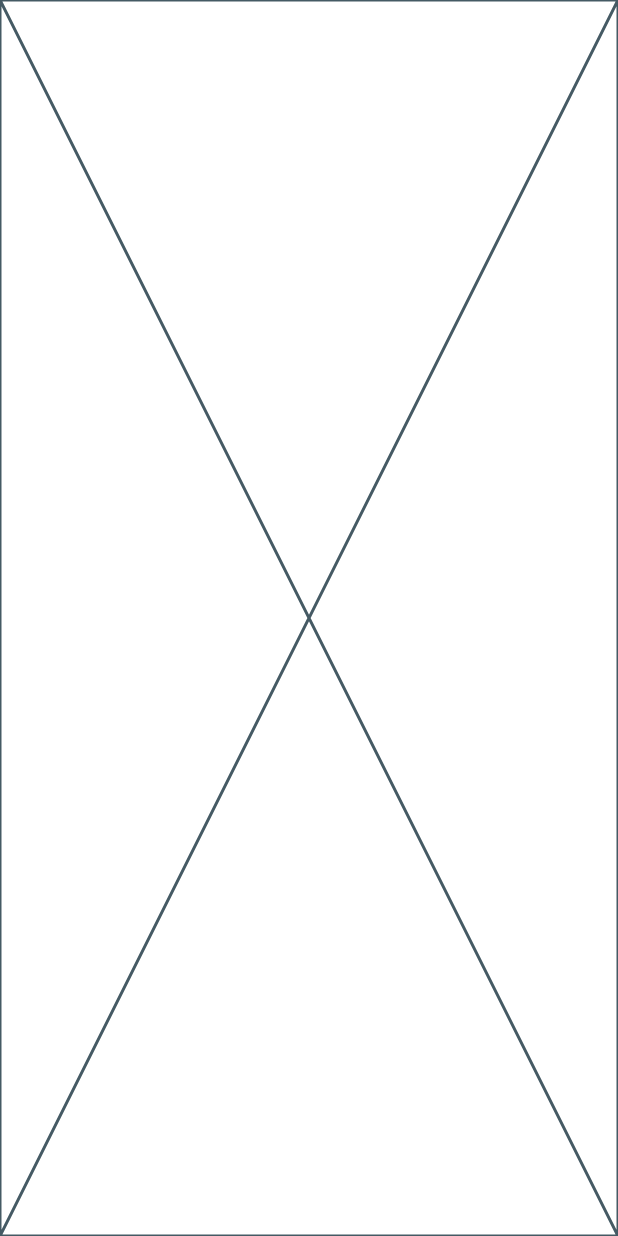
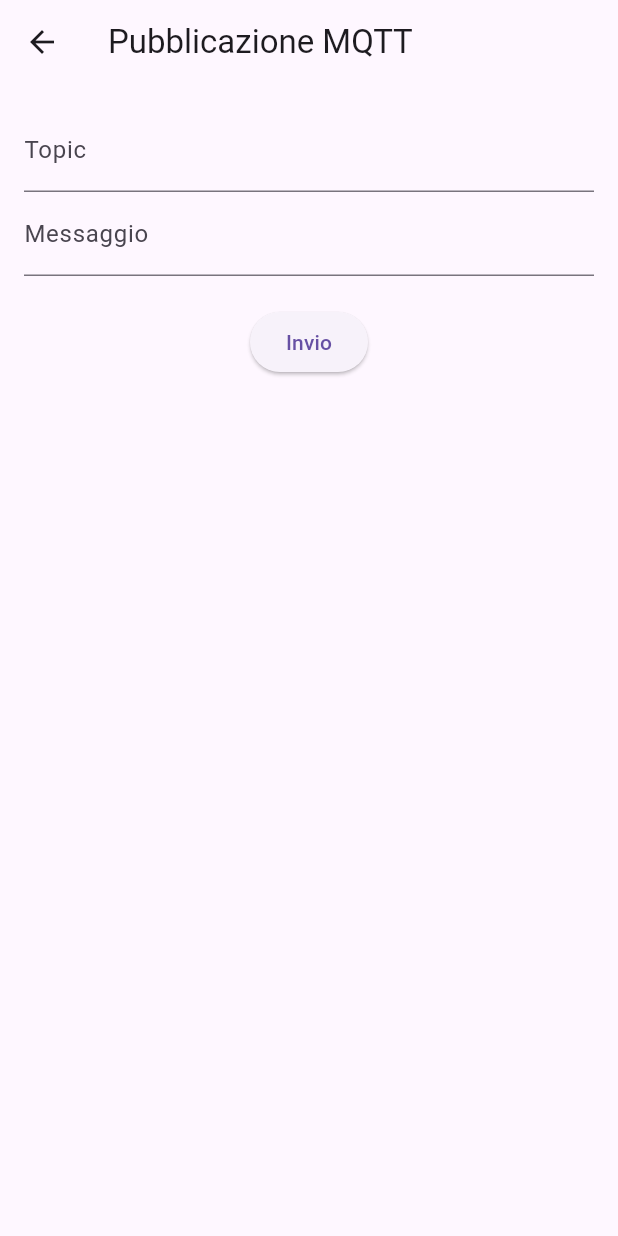
Before and after one commit to BrianBSP/demo_flutter_app, a Flutter app: the MqttPublishScreen screen opened by its route, on a phone screen of 412 x 824 dp. Run offline on Flutter 3.47's test engine with Material 3 defaults, Android fonts, the phone set to English and light mode, and no system bars; missing offline and left inert: mqtt_client.

Commit message:
completata prima schermata

```diff
--- a/lib/mqtt_publish_screen.dart
+++ b/lib/mqtt_publish_screen.dart
@@ -1,4 +1,6 @@
 import 'package:flutter/material.dart';
+import 'package:mqtt_client/mqtt_client.dart';
+import 'package:mqtt_client/mqtt_server_client.dart';
 
 class MqttPublishScreen extends StatefulWidget {
   const MqttPublishScreen({super.key});
@@ -14,8 +16,50 @@ class _MqttPublishScreenState extends State<MqttPublishScreen> {
   final int port = 1883;
   MqttServerClient? client;
 
+  void _publishMessage() async {
+    client = MqttServerClient(broker, '');
+    client!.port = port;
+    client!.logging(on: false);
+    try {
+      await client!.connect();
+      final builder = MqttClientPayloadBuilder();
+      builder.addString(_messageController.text);
+      client!.publishMessage(
+          _topicController.text, MqttQos.atMostOnce, builder.payload!);
+      client!.disconnect();
+    } catch (e) {
+      ScaffoldMessenger.of(context).showSnackBar(
+        const SnackBar(content: Text('Connessione fallita')),
+      );
+    }
+  }
+
   @override
   Widget build(BuildContext context) {
-    return const Placeholder();
+    return Scaffold(
+      appBar: AppBar(
+        title: const Text('Pubblicazione MQTT'),
+      ),
+      body: Padding(
+        padding: const EdgeInsets.all(16.0),
+        child: Column(
+          children: [
+            TextField(
+              controller: _topicController,
+              decoration: const InputDecoration(labelText: 'Topic'),
+            ),
+            TextField(
+              controller: _messageController,
+              decoration: const InputDecoration(labelText: 'Messaggio'),
+            ),
+            const SizedBox(height: 20),
+            ElevatedButton(
+              onPressed: _publishMessage,
+              child: const Text('Invio'),
+            ),
+          ],
+        ),
+      ),
+    );
   }
 }
--- a/pubspec.yaml
+++ b/pubspec.yaml
@@ -2,7 +2,7 @@ name: demo_flutter_app
 description: "A new Flutter project."
 # The following line prevents the package from being accidentally published to
 # pub.dev using `flutter pub publish`. This is preferred for private packages.
-publish_to: 'none' # Remove this line if you wish to publish to pub.dev
+publish_to: "none" # Remove this line if you wish to publish to pub.dev
 
 # The following defines the version and build number for your application.
 # A version number is three numbers separated by dots, like 1.2.43
@@ -30,6 +30,7 @@ environment:
 dependencies:
   flutter:
     sdk: flutter
+  mqtt_client: ^9.8.1
 
   # The following adds the Cupertino Icons font to your application.
   # Use with the CupertinoIcons class for iOS style icons.
@@ -51,7 +52,6 @@ dev_dependencies:
 
 # The following section is specific to Flutter packages.
 flutter:
-
   # The following line ensures that the Material Icons font is
   # included with your application, so that you can use the icons in
   # the material Icons class.
```
Also changed, not shown: pubspec.lock.
